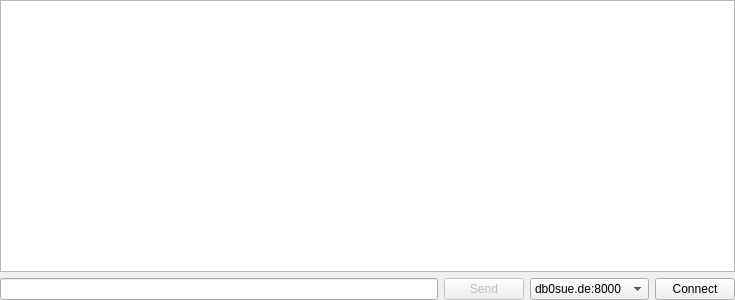
Before: the Qt Designer form dxwidget.ui in 7h0ma5/OpenShack, drawn with Qt 5.
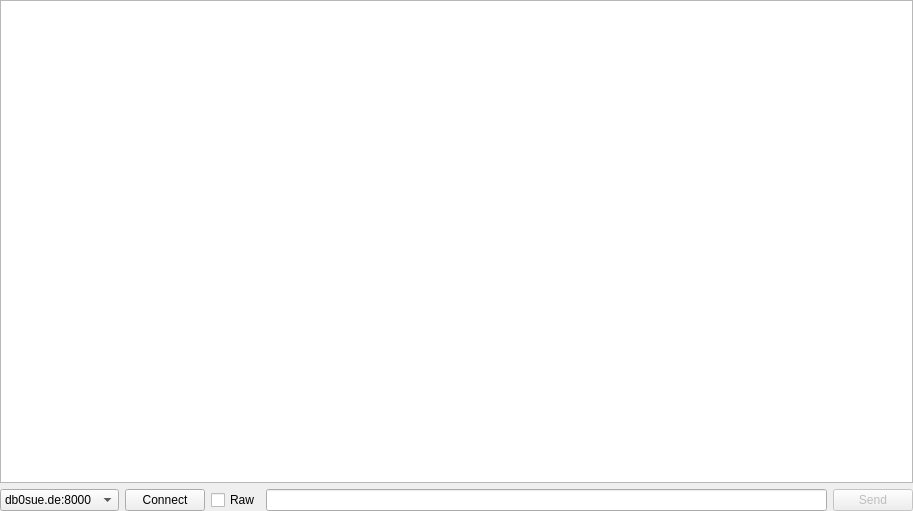
After: the same form once the commit is applied. The open tabs and pages were chosen to show the change.

```diff
--- a/dxwidget.ui
+++ b/dxwidget.ui
@@ -6,8 +6,8 @@
    <rect>
     <x>0</x>
     <y>0</y>
-    <width>735</width>
-    <height>300</height>
+    <width>913</width>
+    <height>511</height>
    </rect>
   </property>
   <property name="windowTitle">
@@ -27,30 +27,59 @@
     <number>0</number>
    </property>
    <item>
-    <widget class="QPlainTextEdit" name="log">
-     <property name="readOnly">
-      <bool>true</bool>
+    <widget class="QStackedWidget" name="stack">
+     <property name="currentIndex">
+      <number>0</number>
      </property>
-     <property name="plainText">
-      <string notr="true"/>
-     </property>
+     <widget class="QWidget" name="page">
+      <layout class="QGridLayout" name="gridLayout">
+       <property name="leftMargin">
+        <number>0</number>
+       </property>
+       <property name="topMargin">
+        <number>0</number>
+       </property>
+       <property name="rightMargin">
+        <number>0</number>
+       </property>
+       <property name="bottomMargin">
+        <number>0</number>
+       </property>
+       <item row="0" column="0">
+        <widget class="QTableView" name="dxTable"/>
+       </item>
+      </layout>
+     </widget>
+     <widget class="QWidget" name="page_2">
+      <layout class="QGridLayout" name="gridLayout_2">
+       <property name="leftMargin">
+        <number>0</number>
+       </property>
+       <property name="topMargin">
+        <number>0</number>
+       </property>
+       <property name="rightMargin">
+        <number>0</number>
+       </property>
+       <property name="bottomMargin">
+        <number>0</number>
+       </property>
+       <item row="0" column="0">
+        <widget class="QPlainTextEdit" name="log">
+         <property name="readOnly">
+          <bool>true</bool>
+         </property>
+         <property name="plainText">
+          <string notr="true"/>
+         </property>
+        </widget>
+       </item>
+      </layout>
+     </widget>
     </widget>
    </item>
    <item>
     <layout class="QHBoxLayout" name="horizontalLayout">
-     <item>
-      <widget class="QLineEdit" name="commandEdit"/>
-     </item>
-     <item>
-      <widget class="QPushButton" name="sendButton">
-       <property name="enabled">
-        <bool>false</bool>
-       </property>
-       <property name="text">
-        <string>Send</string>
-       </property>
-      </widget>
-     </item>
      <item>
       <widget class="QComboBox" name="serverSelect">
        <property name="currentText">
@@ -73,6 +102,26 @@
        </property>
       </widget>
      </item>
+     <item>
+      <widget class="QCheckBox" name="rawCheckBox">
+       <property name="text">
+        <string>Raw</string>
+       </property>
+      </widget>
+     </item>
+     <item>
+      <widget class="QLineEdit" name="commandEdit"/>
+     </item>
+     <item>
+      <widget class="QPushButton" name="sendButton">
+       <property name="enabled">
+        <bool>false</bool>
+       </property>
+       <property name="text">
+        <string>Send</string>
+       </property>
+      </widget>
+     </item>
     </layout>
    </item>
   </layout>
```
Left out of the diff: 17 changed lines with no effect on the pictures.
